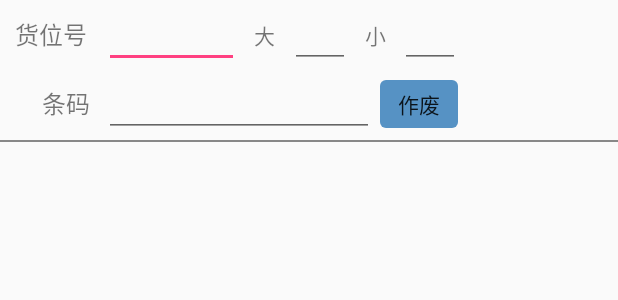
After one commit to StephenGiant/wharehouse, an Android app: the layout loctable_layout.xml on its own in the app's theme, with its tools: preview values and no code run, on a phone screen of 412 x 824 dp. The commit adds this screen. Shown: the top 300 px of the screen. Run offline under Robolectric (Android 15) with nearby library versions, the phone set to English and light mode, and no system bars.

Commit message:
使用RxBus改造了条码的传递，避免了多层fragment传递条码的问题

```diff
--- a/RFPDAAPP/wms_erp/src/main/java/com/example/wms_erp/dao/LocInfoDao.java
+++ b/RFPDAAPP/wms_erp/src/main/java/com/example/wms_erp/dao/LocInfoDao.java
@@ -43,9 +43,11 @@ public class LocInfoDao {
 
         List<LocInfoTable> locInfoTables = new Select().from(LocInfoTable.class).where(LocInfoTable_Table.LOCATIONCODE.eq("")).and(LocInfoTable_Table.GOODSBATCHCODE.eq("")).queryList();
         for(LocInfoTable infoTable:locInfoTables){
+            long id = infoTable.getId();//获取索引
+
             LocInfo locInfo = new LocInfo();
             //设置参数值
-
+            locInfo.setValues(infoTable);
             results.add(locInfo);
         }
         return results;
--- a/RFPDAAPP/wms_erp/src/main/java/com/example/wms_erp/model/response/LocInfo.java
+++ b/RFPDAAPP/wms_erp/src/main/java/com/example/wms_erp/model/response/LocInfo.java
@@ -287,6 +287,9 @@ public class LocInfo {
     public void setValues(LocInfoTable tableinfo){
       setGOODSCODE(tableinfo.getGOODSCODE());
         setGOODSNAME(tableinfo.getGOODSNAME());
+        setPURUNITQTY(tableinfo.getPURUNITQTY());
+        setBuyQty(tableinfo.getBuyQty());
+
     }
 
     public boolean isNeed(String locCode,String goodsCode){
--- /dev/null
+++ b/RFPDAAPP/wms_erp/src/main/res/layout/loctable_layout.xml
@@ -0,0 +1,94 @@
+<?xml version="1.0" encoding="utf-8"?>
+<LinearLayout xmlns:android="http://schemas.android.com/apk/res/android"
+    xmlns:app="http://schemas.android.com/apk/res-auto"
+    android:orientation="vertical" android:layout_width="match_parent"
+    android:layout_height="match_parent">
+<LinearLayout
+    android:layout_width="match_parent"
+    android:layout_height="wrap_content"
+    android:orientation="horizontal"
+    >
+    <TextView
+        android:layout_marginLeft="10dp"
+        android:layout_width="50dp"
+        android:layout_height="wrap_content"
+        android:text="货位号"
+            android:textSize="16sp"
+        />
+    <com.example.wms_erp.view.ClearEditText
+        android:id="@+id/ce_huowei"
+        android:maxLines="1"
+        android:layout_marginLeft="9dp"
+        android:layout_width="90dp"
+        android:layout_height="wrap_content" />
+    <TextView
+        android:layout_marginLeft="10dp"
+        android:layout_width="wrap_content"
+        android:layout_height="wrap_content"
+        android:text="大"
+        />
+    <com.example.wms_erp.view.ClearEditText
+        android:id="@+id/ce_bigunit"
+        android:maxLines="1"
+        android:layout_marginLeft="10dp"
+        android:layout_width="40dp"
+        android:layout_height="wrap_content" />
+    <TextView
+        android:layout_marginLeft="10dp"
+        android:layout_width="wrap_content"
+        android:layout_height="wrap_content"
+        android:text="小"
+
+        />
+
+    <com.example.wms_erp.view.ClearEditText
+        android:id="@+id/ce_smallunit"
+        android:maxLines="1"
+        android:layout_marginLeft="9dp"
+        android:layout_width="40dp"
+        android:layout_height="wrap_content" />
+</LinearLayout>
+    <LinearLayout
+        android:layout_width="match_parent"
+        android:layout_height="wrap_content"
+        android:orientation="horizontal"
+        >
+        <TextView
+            android:layout_marginLeft="10dp"
+            android:layout_width="50dp"
+            android:layout_height="wrap_content"
+            android:text="条码"
+            android:textSize="16sp"
+            android:gravity="end"
+            />
+        <com.example.wms_erp.view.ClearEditText
+            android:maxLines="1"
+            android:id="@+id/ce_code"
+            android:layout_marginLeft="9dp"
+            android:layout_width="180dp"
+            android:layout_height="wrap_content" />
+        <Button
+            android:id="@+id/btn_zuofei"
+            android:layout_width="60dp"
+            android:layout_height="wrap_content"
+            style="@style/MyButtonTheme"
+            android:text="作废"
+            />
+    </LinearLayout>
+    <View
+        android:layout_width="match_parent"
+        android:layout_height="1dp"
+        android:background="@color/text_gray"
+        />
+    <android.support.v7.widget.RecyclerView
+        android:layout_marginTop="10dp"
+        android:id="@+id/rv_datas"
+        android:layout_width="match_parent"
+        android:layout_height="wrap_content"
+        app:layoutManager="LinearLayoutManager"
+        app:reverseLayout="false"
+
+        >
+
+    </android.support.v7.widget.RecyclerView>
+</LinearLayout>
--- a/RFPDAAPP/wms_erp/src/main/res/values/styles.xml
+++ b/RFPDAAPP/wms_erp/src/main/res/values/styles.xml
@@ -51,4 +51,9 @@
         <item name="android:windowIsTranslucent">true</item>
         <item name="android:windowAnimationStyle">@style/AnimationPicker</item>
     </style>
+    <style name="MyEditTextTheme" parent="Base.Widget.AppCompat.EditText">
+        <item name="android:maxLines">1</item>
+        <item name="android:background">@null</item>
+
+    </style>
 </resources>
```
Also changed, not shown: RFPDAAPP/wms_erp/src/main/java/com/example/wms_erp/event/CodeEvent.java (added, +22 -0 lines), RFPDAAPP/wms_erp/src/main/java/com/example/wms_erp/event/RxBus.java (added, +37 -0 lines), RFPDAAPP/wms_erp/src/main/java/com/example/wms_erp/event/RxManager.java (added, +20 -0 lines), RFPDAAPP/wms_erp/src/main/java/com/example/wms_erp/fragment/OnoffBlindFragment.java (+22 -1 lines), RFPDAAPP/wms_erp/src/main/java/com/example/wms_erp/fragment/TiaoZhengFragment.java (+66 -1 lines), RFPDAAPP/wms_erp/src/main/java/com/example/wms_erp/ui/MainActivity.java (+15 -2 lines), RFPDAAPP/wms_erp/src/main/res/layout/loccount_layout.xml (+7 -2 lines), 1 other file.
